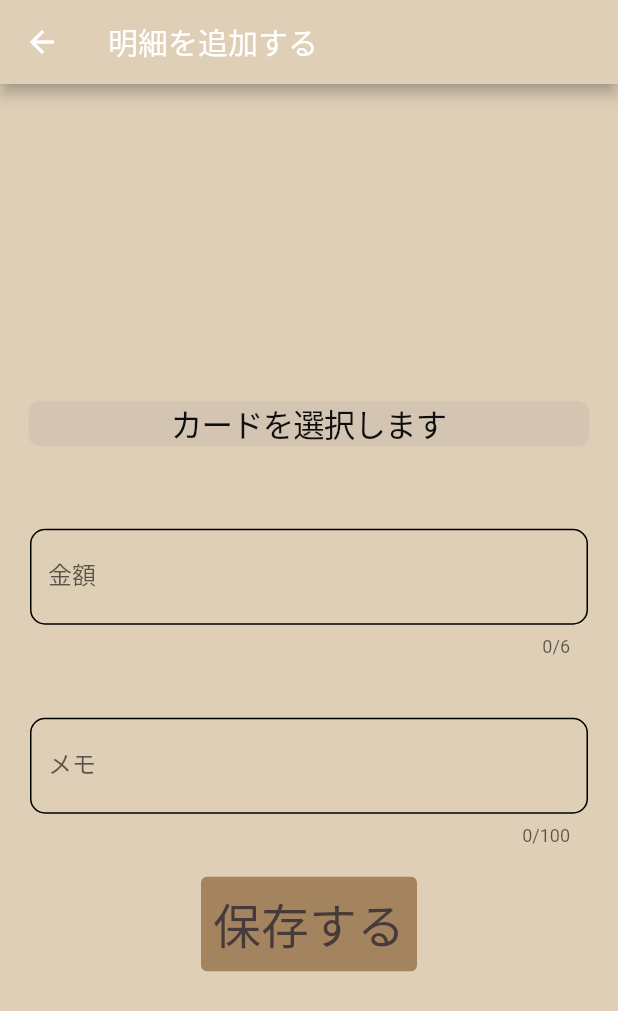
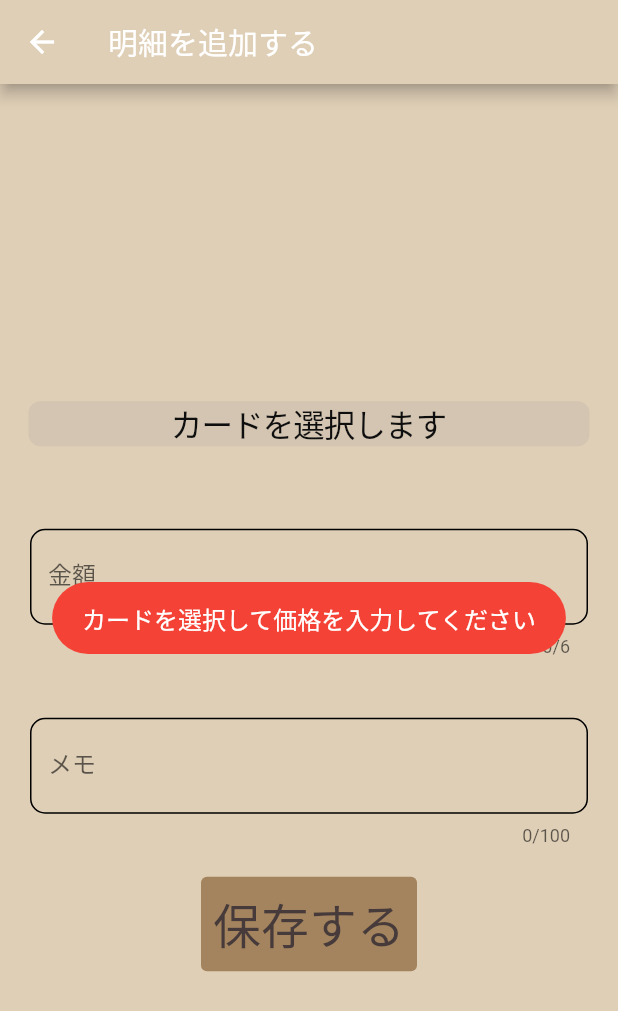
Before and after one commit to koki1126/creditcard-statement-note, a Flutter app: the AddStatement screen opened by its route, after a tap on "保存する", on a phone screen of 412 x 824 dp. Shown: the top 1011 px of the screen. Run offline on Flutter 3.47's test engine with Material 2 defaults, Android fonts, the phone set to English and light mode, and no system bars; our stand-ins replace fluttertoast, sqflite; missing offline and left inert: flutter_device_type; accounts and stored records are empty.

Commit message:
トーストが出るようにした

```diff
--- a/lib/add_statement.dart
+++ b/lib/add_statement.dart
@@ -5,6 +5,7 @@ import 'package:flutter/services.dart';
 import 'kconstant.dart';
 import 'database_helper.dart';
 import 'package:uuid/uuid.dart';
+import 'package:fluttertoast/fluttertoast.dart';
 
 class AddStatement extends StatefulWidget {
   AddStatement({Key? key}) : super(key: key);
@@ -25,6 +26,7 @@ class _AddStatementState extends State<AddStatement> {
     for (int i = 0; i < cardList.length; i++) {
       list.add(Text(cardList[i]));
     }
+    if (cardList.length == 1) {}
   }
 
   //クレジットカードのリストを作成
@@ -32,6 +34,17 @@ class _AddStatementState extends State<AddStatement> {
     dynamic n = await databaseHelper.creditCardList();
     for (int i = 0; i < n.length; i++) {
       cardList.add(n[i].creditCardName);
+    }
+    if (cardList.length == 1) {
+      Fluttertoast.showToast(
+        msg: 'クレジットカードを追加してください',
+        toastLength: Toast.LENGTH_SHORT,
+        gravity: ToastGravity.CENTER,
+        timeInSecForIosWeb: 1,
+        backgroundColor: Colors.red,
+        textColor: Colors.white,
+        fontSize: 16.0,
+      );
     }
   }
 
@@ -132,7 +145,9 @@ class _AddStatementState extends State<AddStatement> {
               onPressed: () async {
                 await databaseHelper.creditCardList().toString();
                 print('保存します');
-                if (inputPrice != 0 && selectedIndex != 0) {
+
+                if (inputPrice != null && selectedIndex != 0) {
+                  //価格入力○ カード選択○ の場合
                   var uuid = const Uuid().v1(); //ユニークなIDを作成する
                   await databaseHelper.insertCreditCardStatement(
                     CreditcardStatement(
@@ -144,16 +159,39 @@ class _AddStatementState extends State<AddStatement> {
                   );
                   print('保存しました');
                   Navigator.pushNamed(context, '/');
+                } else if (inputPrice != null && selectedIndex == 0) {
+                  //価格入力○ カード選択✗ の場合
+                  Fluttertoast.showToast(
+                    msg: 'カードを選択してください',
+                    toastLength: Toast.LENGTH_LONG,
+                    gravity: ToastGravity.CENTER,
+                    // timeInSecForIosWeb: 3,
+                    backgroundColor: Colors.red,
+                    textColor: Colors.white,
+                    fontSize: 16.0,
+                  );
+                } else if (inputPrice == null && selectedIndex != 0) {
+                  //価格入力✗ カード選択○ の場合
+                  Fluttertoast.showToast(
+                    msg: '価格を入力してください',
+                    toastLength: Toast.LENGTH_LONG,
+                    gravity: ToastGravity.CENTER,
+                    // timeInSecForIosWeb: 3,
+                    backgroundColor: Colors.red,
+                    textColor: Colors.white,
+                    fontSize: 16.0,
+                  );
                 } else {
-                  //以下のif文の表示を書く
-                  if (inputPrice == 0 && selectedIndex == 0) {
-                    print('価格を入力してください');
-                    print('カードを選択してください');
-                  } else if (inputPrice == 0) {
-                    print('価格を入力してください');
-                  } else {
-                    print('カードを選択してください');
-                  }
+                  //価格入力✗ カード選択✗ の場合
+                  Fluttertoast.showToast(
+                    msg: 'カードを選択して価格を入力してください',
+                    toastLength: Toast.LENGTH_SHORT,
+                    gravity: ToastGravity.CENTER,
+                    // timeInSecForIosWeb: 3,
+                    backgroundColor: Colors.red,
+                    textColor: Colors.white,
+                    fontSize: 16.0,
+                  );
                 }
               },
               child: const Text(
```
